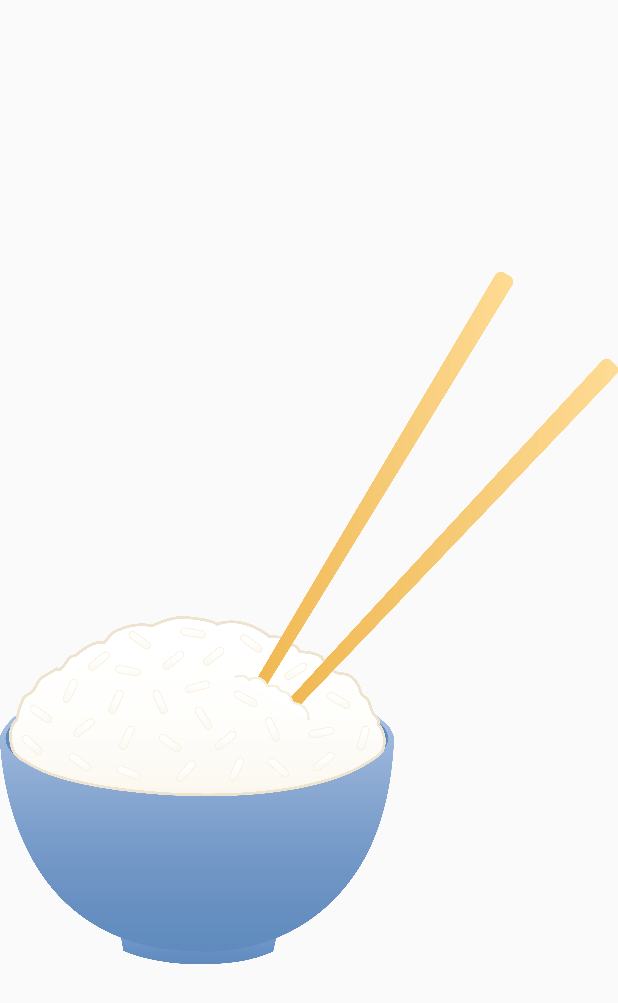
After one commit to Sheemon7/Memorice, an Android app: the layout splash.xml on its own in the app's theme, with its tools: preview values and no code run, on a phone screen of 412 x 824 dp. The commit adds this screen. Shown: the top 1003 px of the screen. Run offline under Robolectric (Android 15) with nearby library versions, the phone set to English and light mode, and no system bars.

Commit message:
Added splash activity

```diff
--- a/AndroidApplication/Memorice/src/main/java/cz/cvut/fel/memorice/view/activities/EntryActivity.java
+++ b/AndroidApplication/Memorice/src/main/java/cz/cvut/fel/memorice/view/activities/EntryActivity.java
@@ -65,7 +65,12 @@ public class EntryActivity extends AppCompatActivity {
         // use a linear layout manager
         mLayoutManager = new LinearLayoutManager(this);
         mRecyclerView.setLayoutManager(mLayoutManager);
+        addDataToAdapter();
 
+
+    }
+
+    private void addDataToAdapter() {
         // specify an adapter (see also next example)
 //        ArrayList<String> mDataset = new ArrayList<>();
         ArrayList<String> mDataset = new SQLiteHelper(getApplicationContext()).getAllLabels();
--- /dev/null
+++ b/AndroidApplication/Memorice/src/main/res/drawable/splash_background.xml
@@ -0,0 +1,13 @@
+<?xml version="1.0" encoding="utf-8"?>
+<layer-list xmlns:android="http://schemas.android.com/apk/res/android">
+
+    <item
+        android:drawable="@color/colorPrimary"/>
+
+    <item>
+        <bitmap
+            android:gravity="center"
+            android:src="@mipmap/ic_launcher"/>
+    </item>
+
+</layer-list>
--- a/AndroidApplication/Memorice/src/main/res/layout/activity_entry.xml
+++ b/AndroidApplication/Memorice/src/main/res/layout/activity_entry.xml
@@ -22,8 +22,6 @@
             app:popupTheme="@style/AppTheme.PopupOverlay" />
 
     </android.support.design.widget.AppBarLayout>
-
-    <!-- A RecyclerView with some commonly used attributes -->
 
     <FrameLayout
         android:id="@+id/frame_layout"
--- /dev/null
+++ b/AndroidApplication/Memorice/src/main/res/layout/splash.xml
@@ -0,0 +1,18 @@
+<?xml version="1.0" encoding="utf-8"?>
+<LinearLayout xmlns:android="http://schemas.android.com/apk/res/android"
+    android:layout_width="fill_parent"
+    android:layout_height="fill_parent"
+    android:orientation="vertical"
+    android:id="@+id/splashscreen">
+
+    <ImageView
+        android:layout_width="wrap_content"
+        android:layout_height="fill_parent"
+        android:layout_gravity="center"
+        android:src="@drawable/rice_chopsticks_bowl" />
+
+    <TextView
+        android:layout_width="fill_parent"
+        android:layout_height="wrap_content"
+        android:text="@string/welcome_entry" />
+</LinearLayout>
--- a/AndroidApplication/Memorice/src/main/res/values/styles.xml
+++ b/AndroidApplication/Memorice/src/main/res/values/styles.xml
@@ -21,4 +21,8 @@
     <style name="AppTheme.AppBarOverlay" parent="ThemeOverlay.AppCompat.Dark.ActionBar" />
     <style name="AppTheme.PopupOverlay" parent="ThemeOverlay.AppCompat.Light" />
 
+    <style name="SplashTheme" parent="Theme.AppCompat.NoActionBar">
+        <item name="android:windowBackground">@drawable/splash_background</item>
+    </style>
+
 </resources>
```
Also changed, not shown: AndroidApplication/Memorice/src/main/AndroidManifest.xml (+15 -3 lines), AndroidApplication/Memorice/src/main/java/cz/cvut/fel/memorice/view/activities/SplashActivity.java (added, +23 -0 lines), AndroidApplication/Memorice/src/main/res/drawable/ic_favorite_false_24dp.xml (added, +9 -0 lines), AndroidApplication/Memorice/src/main/res/drawable/ic_favorite_true_24dp.xml (added, +9 -0 lines), AndroidApplication/Memorice/src/main/res/layout/entity_line.xml (+12 -3 lines).
